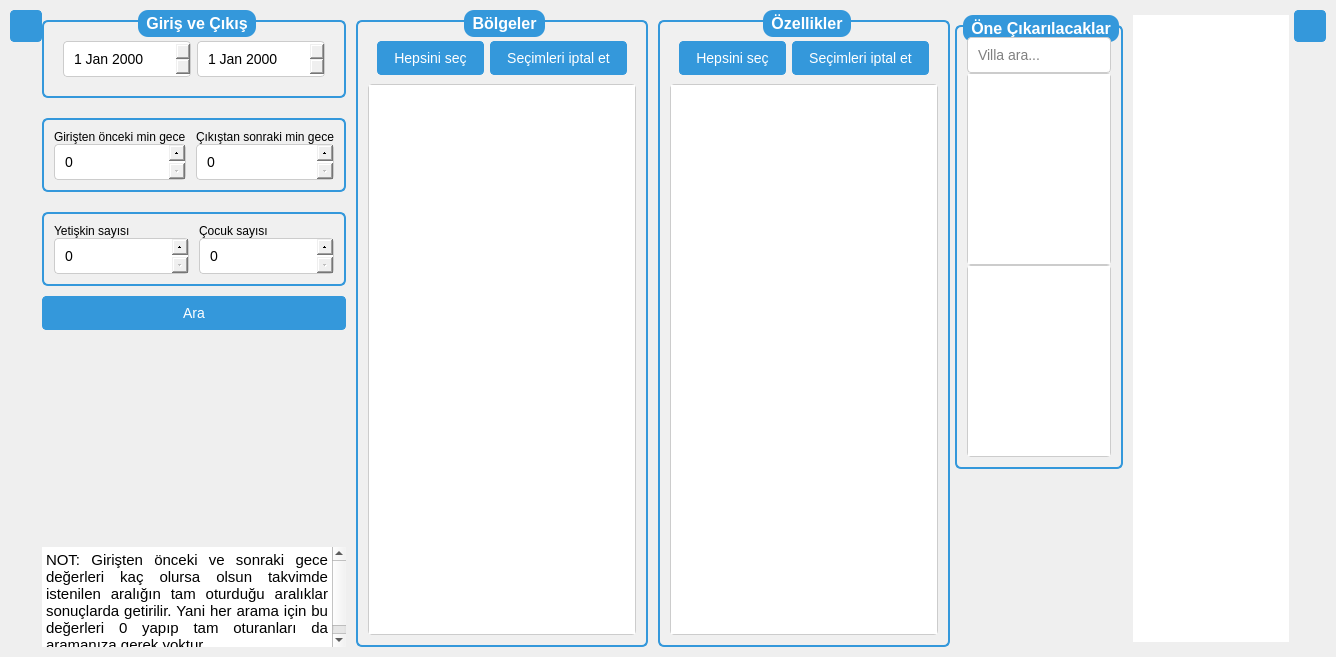
Qt form mainwindow.ui (yoseidonn/Resital-Villa-Search-Automation) before a commit.
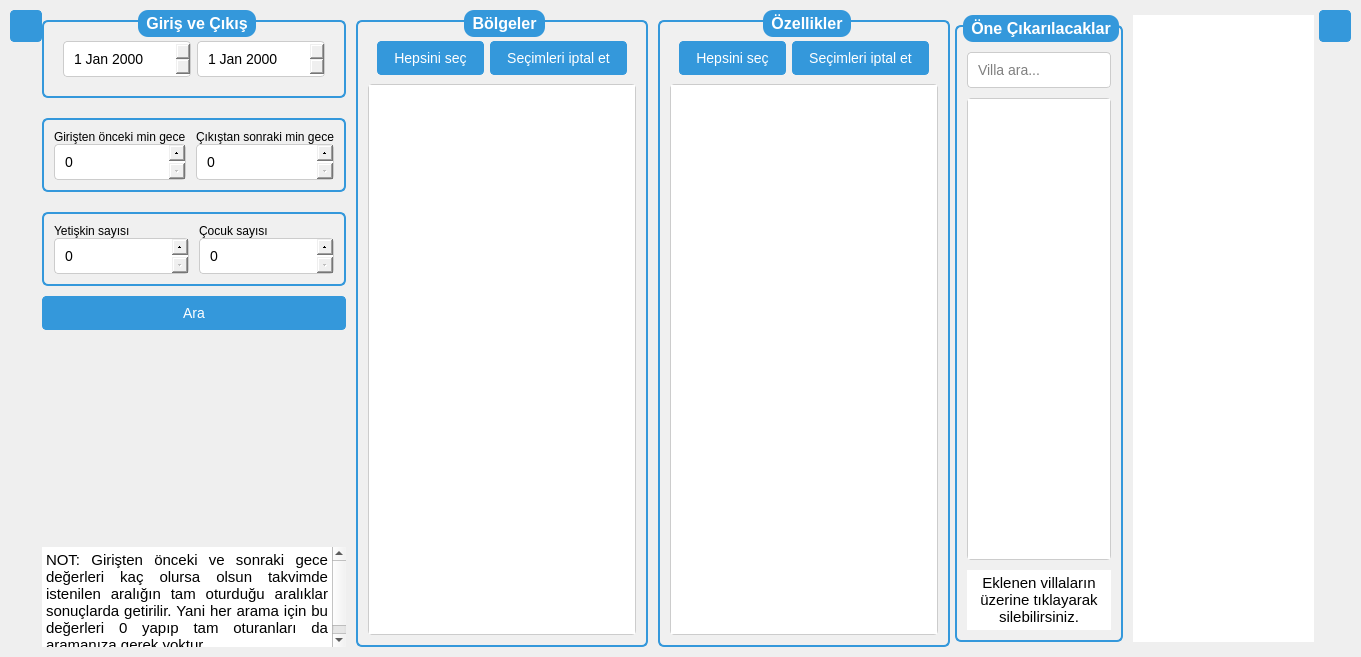
The same form after that commit. Icons and pictures are not drawn.

Commit message: Searchbox duzeltme

```diff
--- a/mainwindow.ui
+++ b/mainwindow.ui
@@ -6,7 +6,7 @@
    <rect>
     <x>0</x>
     <y>0</y>
-    <width>1336</width>
+    <width>1361</width>
     <height>657</height>
    </rect>
   </property>
@@ -864,7 +864,7 @@
          <property name="bottomMargin">
           <number>5</number>
          </property>
-         <item alignment="Qt::AlignTop">
+         <item>
           <widget class="QFrame" name="frame_7">
            <property name="sizePolicy">
             <sizepolicy hsizetype="Expanding" vsizetype="Preferred">
@@ -886,7 +886,7 @@
            </property>
            <layout class="QVBoxLayout" name="verticalLayout_6">
             <property name="spacing">
-             <number>10</number>
+             <number>50</number>
             </property>
             <property name="leftMargin">
              <number>0</number>
@@ -903,7 +903,7 @@
             <item>
              <widget class="QGroupBox" name="groupBox_10">
               <property name="sizePolicy">
-               <sizepolicy hsizetype="Preferred" vsizetype="Fixed">
+               <sizepolicy hsizetype="Preferred" vsizetype="Expanding">
                 <horstretch>0</horstretch>
                 <verstretch>0</verstretch>
                </sizepolicy>
@@ -913,13 +913,13 @@
               </property>
               <layout class="QVBoxLayout" name="verticalLayout_7">
                <property name="spacing">
-                <number>0</number>
+                <number>10</number>
                </property>
                <property name="leftMargin">
                 <number>0</number>
                </property>
                <property name="topMargin">
-                <number>0</number>
+                <number>15</number>
                </property>
                <property name="rightMargin">
                 <number>0</number>
@@ -940,12 +940,62 @@
                  </property>
                 </widget>
                </item>
-               <item>
-                <widget class="QListWidget" name="popup_list"/>
-               </item>
                <item>
                 <widget class="QListWidget" name="selected_villas"/>
                </item>
+               <item>
+                <widget class="QFrame" name="frame_3">
+                 <property name="frameShape">
+                  <enum>QFrame::StyledPanel</enum>
+                 </property>
+                 <property name="frameShadow">
+                  <enum>QFrame::Raised</enum>
+                 </property>
+                 <layout class="QHBoxLayout" name="horizontalLayout">
+                  <property name="spacing">
+                   <number>0</number>
+                  </property>
+                  <property name="leftMargin">
+                   <number>0</number>
+                  </property>
+                  <property name="topMargin">
+                   <number>0</number>
+                  </property>
+                  <property name="rightMargin">
+                   <number>0</number>
+                  </property>
+                  <property name="bottomMargin">
+                   <number>0</number>
+                  </property>
+                  <item>
+                   <widget class="QTextBrowser" name="textBrowser_3">
+                    <property name="enabled">
+                     <bool>true</bool>
+                    </property>
+                    <property name="sizePolicy">
+                     <sizepolicy hsizetype="Expanding" vsizetype="Preferred">
+                      <horstretch>0</horstretch>
+                      <verstretch>0</verstretch>
+                     </sizepolicy>
+                    </property>
+                    <property name="maximumSize">
+                     <size>
+                      <width>16777215</width>
+                      <height>60</height>
+                     </size>
+                    </property>
+                    <property name="html">
+                     <string>&lt;!DOCTYPE HTML PUBLIC &quot;-//W3C//DTD HTML 4.0//EN&quot; &quot;http://www.w3.org/TR/REC-html40/strict.dtd&quot;&gt;
+&lt;html&gt;&lt;head&gt;&lt;meta name=&quot;qrichtext&quot; content=&quot;1&quot; /&gt;&lt;style type=&quot;text/css&quot;&gt;
+p, li { white-space: pre-wrap; }
+&lt;/style&gt;&lt;/head&gt;&lt;body style=&quot; font-family:'Ubuntu'; font-size:11pt; font-weight:400; font-style:normal;&quot;&gt;
+&lt;p align=&quot;center&quot; style=&quot; margin-top:0px; margin-bottom:0px; margin-left:0px; margin-right:0px; -qt-block-indent:0; text-indent:0px;&quot;&gt;Eklenen villaların üzerine tıklayarak silebilirsiniz.&lt;/p&gt;&lt;/body&gt;&lt;/html&gt;</string>
+                    </property>
+                   </widget>
+                  </item>
+                 </layout>
+                </widget>
+               </item>
               </layout>
              </widget>
             </item>
```
Left out of the diff: 26 changed lines with no effect on the pictures. The commit also changes 2 other files.
